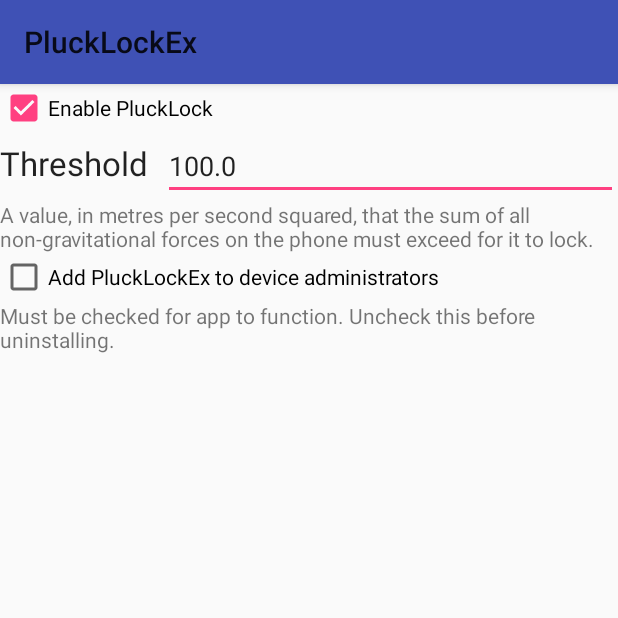
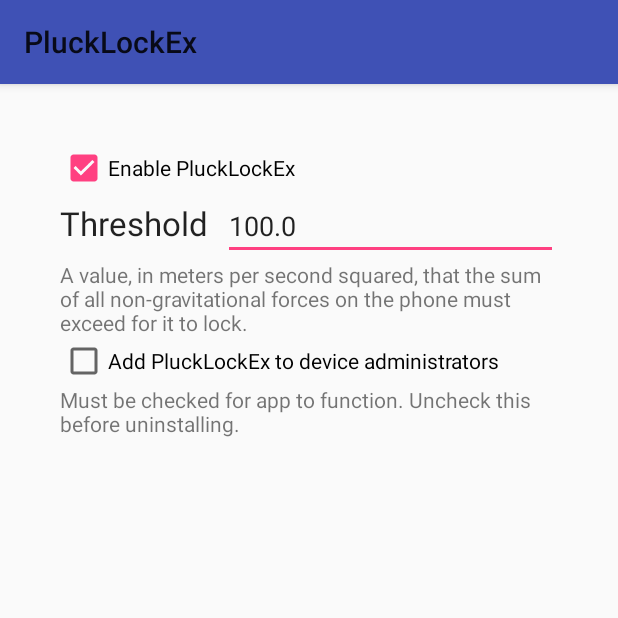
Before and after one commit to 0xFireball/PluckLockEx, an Android app: the screen it shows after launch (SettingsActivity), on a phone screen of 412 x 824 dp, the top half of it. Run offline under Robolectric (Android 15) with nearby library versions, the phone set to English and light mode, and no system bars.

Commit message:
ui tweaks

```diff
--- a/app/src/main/java/xyz/iridiumion/plucklockex/SettingsActivity.java
+++ b/app/src/main/java/xyz/iridiumion/plucklockex/SettingsActivity.java
@@ -56,7 +56,7 @@ public class SettingsActivity extends AppCompatActivity {
                 }
 
                 SharedPreferences.Editor editor = prefs.edit();
-                editor.putBoolean(PreferenceString.ENABLED, checked).commit();
+                editor.putBoolean(PreferenceString.ENABLED, checked).apply();
             }
         });
 
@@ -65,7 +65,7 @@ public class SettingsActivity extends AppCompatActivity {
         float currentThreshold = prefs.getFloat(PreferenceString.THRESHOLD, DEFAULT_THRESHOLD);
         if (currentThreshold < MIN_THRESHOLD) {
             currentThreshold = (float) MIN_THRESHOLD;
-            prefs.edit().putFloat(PreferenceString.THRESHOLD, currentThreshold);
+            prefs.edit().putFloat(PreferenceString.THRESHOLD, currentThreshold).apply();
         }
         thresholdEdit.setText("" + currentThreshold);
         thresholdEdit.addTextChangedListener(new TextWatcher() {
@@ -90,7 +90,7 @@ public class SettingsActivity extends AppCompatActivity {
                         SharedPreferences.Editor editor = prefs.edit();
                         thresholdEdit.setBackgroundColor(ContextCompat.getColor(SettingsActivity.this, R.color.white));
                         editor.putFloat(PreferenceString.THRESHOLD, newVal);
-                        editor.commit();
+                        editor.apply();
                     }
                 } catch (NumberFormatException e) {
                     thresholdEdit.setBackgroundColor(ContextCompat.getColor(SettingsActivity.this, R.color.red));
@@ -115,7 +115,7 @@ public class SettingsActivity extends AppCompatActivity {
                     enabledCheck.setEnabled(true);
                 } else {
                     SharedPreferences.Editor editor = prefs.edit();
-                    editor.putBoolean(PreferenceString.DISABLED_DEVICE_ADMIN, true).commit();
+                    editor.putBoolean(PreferenceString.DISABLED_DEVICE_ADMIN, true).apply();
                     dpm.removeActiveAdmin(adminComponent);
                     enabledCheck.setChecked(false);
                     enabledCheck.setEnabled(false);
@@ -134,25 +134,15 @@ public class SettingsActivity extends AppCompatActivity {
         if (prefsVersion < 6) {
             // In version 6, we stopped measuring in terms of g and started using straight metres/second^2.
             // Let's bump up the threshold by a factor of 10. This isn't exactly g, but it will provide more friendly values.
-            prefs.edit().putFloat(PreferenceString.THRESHOLD, prefs.getFloat(PreferenceString.THRESHOLD, DEFAULT_THRESHOLD) * 10).commit();
+            prefs.edit().putFloat(PreferenceString.THRESHOLD, prefs.getFloat(PreferenceString.THRESHOLD, DEFAULT_THRESHOLD) * 10).apply();
         }
 
         try {
             // update the pref version so that we know that everything is good.
-            prefs.edit().putInt(PreferenceString.PREFS_VERSION, getPackageManager().getPackageInfo(getPackageName(), 0).versionCode).commit();
+            prefs.edit().putInt(PreferenceString.PREFS_VERSION, getPackageManager().getPackageInfo(getPackageName(), 0).versionCode).apply();
         } catch (NameNotFoundException e) {
         }    // if this ever happens I will eat many hats.
     }
-
-    private void setThemes() {
-        // API < 10
-        setTheme(android.R.style.Theme);
-        // API > 11
-        setTheme(android.R.style.Theme_Holo);
-        // API > 14
-        setTheme(android.R.style.Theme_DeviceDefault);
-    }
-
     private void requestDeviceAdmin(ComponentName adminComponent) {
         Intent intent = new Intent(DevicePolicyManager.ACTION_ADD_DEVICE_ADMIN);
         intent.putExtra(DevicePolicyManager.EXTRA_DEVICE_ADMIN, adminComponent);
--- a/app/src/main/res/layout/activity_settings.xml
+++ b/app/src/main/res/layout/activity_settings.xml
@@ -2,6 +2,7 @@
 <LinearLayout xmlns:android="http://schemas.android.com/apk/res/android"
     android:layout_width="match_parent"
     android:layout_height="match_parent"
+    android:padding="40dp"
     android:orientation="vertical">
 
     <CheckBox
--- a/app/src/main/res/values/strings.xml
+++ b/app/src/main/res/values/strings.xml
@@ -1,8 +1,8 @@
 <resources>
     <string name="app_name">PluckLockEx</string>
-    <string name="prefs_enabled">Enable PluckLock</string>
+    <string name="prefs_enabled">Enable PluckLockEx</string>
     <string name="prefs_threshold">Threshold</string>
-    <string name="prefs_threshold_description">A value, in metres per second squared, that the sum of all non-gravitational forces on the phone must exceed for it to lock.</string>
+    <string name="prefs_threshold_description">A value, in meters per second squared, that the sum of all non-gravitational forces on the phone must exceed for it to lock.</string>
     <string name="prefs_enable_device_admin">Add PluckLockEx to device administrators</string>
     <string name="prefs_enable_device_admin_description">Must be checked for app to function. Uncheck this before uninstalling.</string>
     <string name="too_low">That threshold is too low. Trust me.</string>
```
